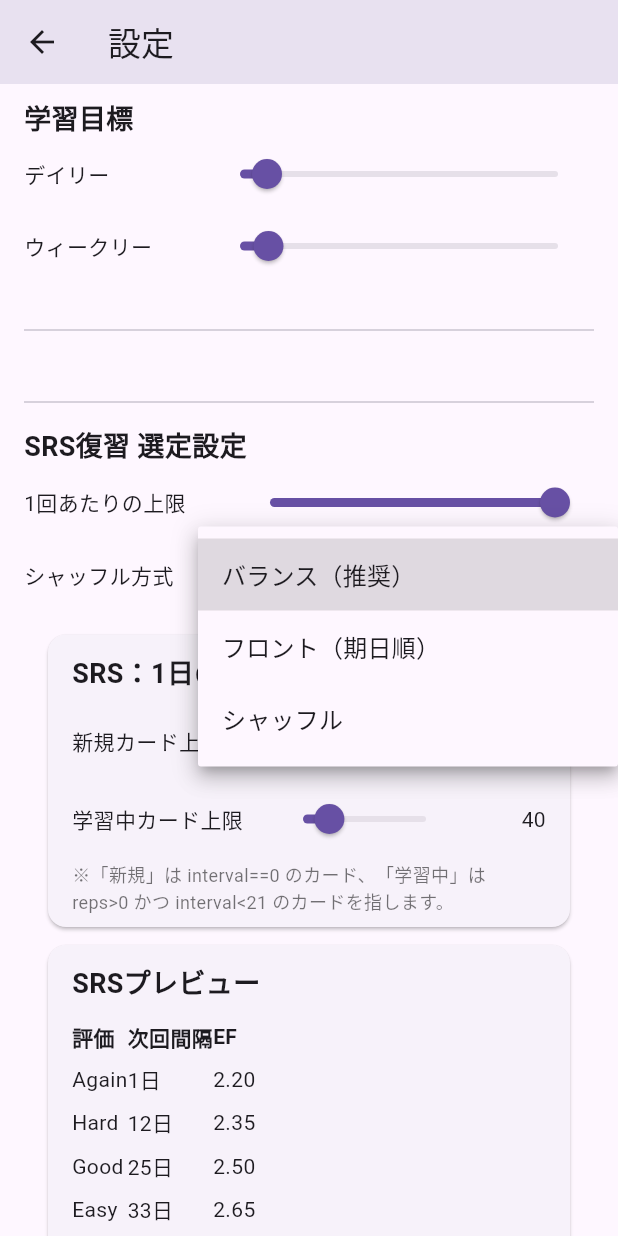
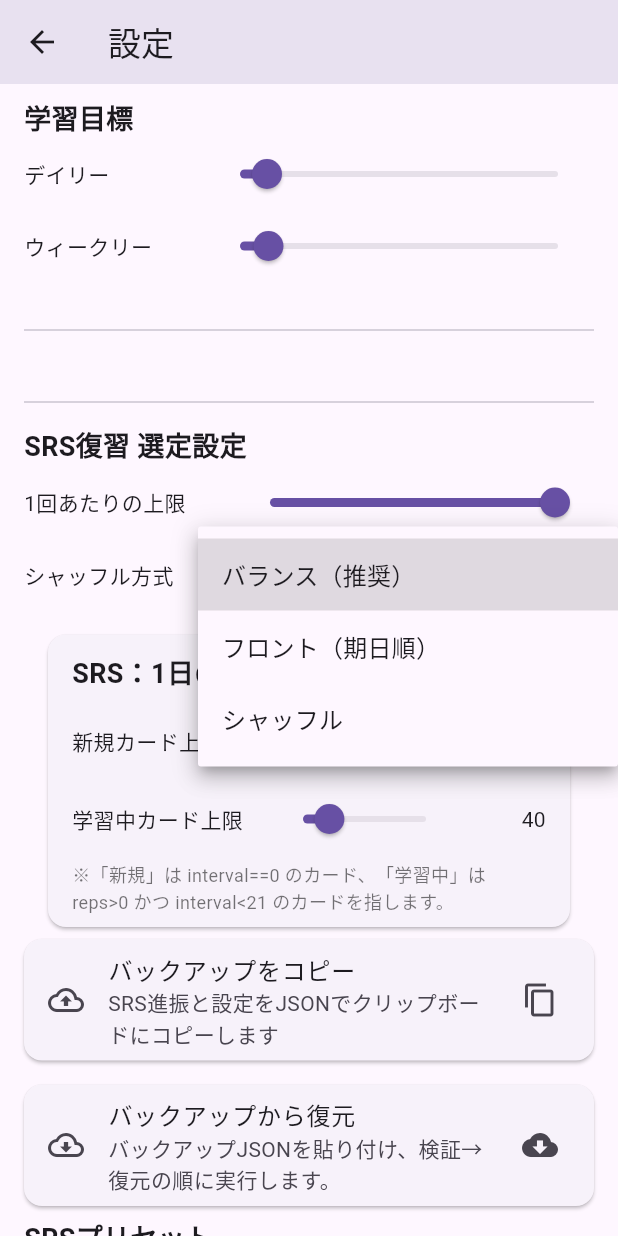
Before and after one commit to inami202rk-hub/my_kanji_app, a Flutter app: the SettingsPage screen opened directly, scrolled down 1152 dp, after a tap on "バランス（推奨）", on a phone screen of 412 x 824 dp. Run offline on Flutter 3.47's test engine with Material 3 defaults, Android fonts, the phone set to English and light mode, and no system bars; our stand-ins replace shared_preferences; missing offline and left inert: dart:html, dart:js_util; accounts and stored records are empty; network calls fail.

Commit message:
feat(settings/srs): debounced real-time SRS preview (simulatePreview + draft wiring)

```diff
--- a/lib/pages/settings_page.dart
+++ b/lib/pages/settings_page.dart
@@ -7,9 +7,10 @@ import '../services/restore_service.dart';
 import 'package:flutter/services.dart';
 import '../models/srs_config.dart';
 import '../services/srs_config_store.dart';
+import '../services/srs_service.dart';
 import '../widget/pwa_install_button.dart';
-import '../utils/srs_preview.dart';
 import '../widgets/srs_preview_card.dart';
+import '../utils/debounce.dart';
 
 class SettingsPage extends StatefulWidget {
   const SettingsPage({super.key});
@@ -43,6 +44,11 @@ class _SettingsPageState extends State<SettingsPage> {
   int _dailyGoal = 20;
   int _weeklyGoal = 100;
 
+  late final Debouncer _previewDebouncer = Debouncer(milliseconds: 400);
+  Duration _previewAgain = const Duration(minutes: 1);
+  Duration _previewGood = const Duration(minutes: 10);
+  Duration _previewEasy = const Duration(days: 1);
+
   String _srsPreset = 'standard'; // light | standard | heavy
 
   bool _loading = true;
@@ -54,15 +60,18 @@ class _SettingsPageState extends State<SettingsPage> {
     _load();
   }
 
-  Future<void> _saveSrsConfig() async {
-    final config = SrsConfig(
+  SrsConfig _currentSrsConfig() {
+    return SrsConfig(
       maxNew: _srsMaxNew.clamp(0, 500),
       maxLearn: _srsMaxLearn.clamp(0, 500),
       dailyCap: _srsDailyCap.clamp(0, 1000),
       prioritizeWrong: _prioritizeWrong,
       strategy: _srsStrategy,
     );
-    await _srsConfigStore.save(config);
+  }
+
+  Future<void> _saveSrsConfig() async {
+    await _srsConfigStore.save(_currentSrsConfig());
   }
 
   Future<void> _load() async {
@@ -113,9 +122,53 @@ class _SettingsPageState extends State<SettingsPage> {
 
         _loading = false;
       });
+      if (mounted) {
+        _schedulePreviewUpdate(immediate: true);
+      }
     } catch (_) {
-      setState(() => _loading = false);
+      if (!mounted) return;
+      setState(() {
+        _loading = false;
+        _previewAgain = const Duration(minutes: 1);
+        _previewGood = const Duration(minutes: 10);
+        _previewEasy = const Duration(days: 1);
+      });
     }
+  }
+
+  @override
+  void dispose() {
+    _previewDebouncer.dispose();
+    super.dispose();
+  }
+
+  void _schedulePreviewUpdate({bool immediate = false}) {
+    void run() {
+      try {
+        final result = SrsService.simulatePreview(
+          SrsPreviewDurationsInput(config: _currentSrsConfig()),
+        );
+        if (!mounted) return;
+        setState(() {
+          _previewAgain = result.again;
+          _previewGood = result.good;
+          _previewEasy = result.easy;
+        });
+      } catch (_) {
+        // Leave previous preview values untouched on failure
+      }
+    }
+
+    if (immediate) {
+      run();
+    } else {
+      _previewDebouncer.run(run);
+    }
+  }
+
+  void _updateAndPreview(VoidCallback mutate) {
+    setState(mutate);
+    _schedulePreviewUpdate();
   }
 
   Future<void> _copySrsBackup() async {
@@ -304,74 +357,6 @@ class _SettingsPageState extends State<SettingsPage> {
     controller.dispose();
   }
 
-  Widget _buildSrsPreview(List<PreviewRow> rows) {
-    return Column(
-      crossAxisAlignment: CrossAxisAlignment.start,
-      children: [
-        Table(
-          columnWidths: const {
-            0: IntrinsicColumnWidth(),
-            1: IntrinsicColumnWidth(),
-            2: IntrinsicColumnWidth(),
-          },
-          defaultVerticalAlignment: TableCellVerticalAlignment.middle,
-          children: [
-            const TableRow(
-              children: [
-                Padding(
-                  padding: EdgeInsets.symmetric(vertical: 4),
-                  child: Text(
-                    '評価',
-                    style: TextStyle(fontWeight: FontWeight.bold),
-                  ),
-                ),
-                Padding(
-                  padding: EdgeInsets.symmetric(vertical: 4),
-                  child: Text(
-                    '次回間隔',
-                    style: TextStyle(fontWeight: FontWeight.bold),
-                  ),
-                ),
-                Padding(
-                  padding: EdgeInsets.symmetric(vertical: 4),
-                  child: Text(
-                    'EF',
-                    style: TextStyle(fontWeight: FontWeight.bold),
-                  ),
-                ),
-              ],
-            ),
-            ...rows.map(
-              (row) => TableRow(
-                children: [
-                  Padding(
-                    padding: const EdgeInsets.symmetric(vertical: 4),
-                    child: Text(row.rating),
-                  ),
-                  Padding(
-                    padding: const EdgeInsets.symmetric(vertical: 4),
-                    child: Text('${row.interval}日'),
-                  ),
-                  Padding(
-                    padding: const EdgeInsets.symmetric(vertical: 4),
-                    child: Text(_formatEf(row.ef)),
-                  ),
-                ],
-              ),
-            ),
-          ],
-        ),
-        const SizedBox(height: 8),
-        const Text(
-          '前回間隔10日・EF2.5を基準に算出しています。',
-          style: TextStyle(fontSize: 12, color: Colors.black54),
-        ),
-      ],
-    );
-  }
-
-  String _formatEf(double value) => value.toStringAsFixed(2);
-
   Future<void> _save() async {
     if (_deck != null) await SettingsService.saveDeck(_deck!);
     await _saveSrsConfig();
@@ -402,25 +387,15 @@ class _SettingsPageState extends State<SettingsPage> {
 
   @override
   Widget build(BuildContext context) {
-    final currentConfig = SrsConfig(
-      maxNew: _srsMaxNew,
-      maxLearn: _srsMaxLearn,
-      dailyCap: _srsDailyCap,
-      prioritizeWrong: _prioritizeWrong,
-      strategy: _srsStrategy,
-    );
-    final previewRows = generatePreview(currentConfig);
-
     final body = _loading
         ? const Center(child: CircularProgressIndicator())
         : ListView(
             padding: const EdgeInsets.all(16),
             children: [
-
-              const SrsPreviewCard(
-                again: Duration(minutes: 1),
-                good: Duration(minutes: 10),
-                easy: Duration(days: 1),
+              SrsPreviewCard(
+                again: _previewAgain,
+                good: _previewGood,
+                easy: _previewEasy,
               ),
               const Text(
                 '設定',
@@ -672,7 +647,7 @@ class _SettingsPageState extends State<SettingsPage> {
                       divisions: 195,
                       label: '$_srsDailyCap 件',
                       onChanged: (v) =>
-                          setState(() => _srsDailyCap = v.toInt()),
+                          _updateAndPreview(() => _srsDailyCap = v.toInt()),
                       onChangeEnd: (_) => _saveSrsConfig(),
                     ),
                   ),
@@ -700,7 +675,7 @@ class _SettingsPageState extends State<SettingsPage> {
                       ],
                       onChanged: (v) {
                         if (v == null) return;
-                        setState(() => _srsStrategy = v);
+                        _updateAndPreview(() => _srsStrategy = v);
                         _saveSrsConfig();
                       },
                     ),
@@ -733,8 +708,9 @@ class _SettingsPageState extends State<SettingsPage> {
                               max: 100,
                               divisions: 100,
                               label: '$_srsMaxNew 件',
-                              onChanged: (v) =>
-                                  setState(() => _srsMaxNew = v.toInt()),
+                              onChanged: (v) => _updateAndPreview(
+                                () => _srsMaxNew = v.toInt(),
+                              ),
                               onChangeEnd: (_) => _saveSrsConfig(),
                             ),
                           ),
@@ -758,8 +734,9 @@ class _SettingsPageState extends State<SettingsPage> {
                               max: 200,
                               divisions: 200,
                               label: '$_srsMaxLearn 件',
-                              onChanged: (v) =>
-                                  setState(() => _srsMaxLearn = v.toInt()),
+                              onChanged: (v) => _updateAndPreview(
+                                () => _srsMaxLearn = v.toInt(),
+                              ),
                               onChangeEnd: (_) => _saveSrsConfig(),
                             ),
                           ),
@@ -782,27 +759,6 @@ class _SettingsPageState extends State<SettingsPage> {
                 ),
               ),
 
-              Card(
-                margin: const EdgeInsets.fromLTRB(16, 12, 16, 0),
-                child: Padding(
-                  padding: const EdgeInsets.fromLTRB(16, 12, 16, 16),
-                  child: Column(
-                    crossAxisAlignment: CrossAxisAlignment.start,
-                    children: [
-                      const SizedBox(key: Key('srsPreviewSection'), height: 0),
-                      const Text(
-                        'SRSプレビュー',
-                        style: TextStyle(
-                          fontSize: 18,
-                          fontWeight: FontWeight.bold,
-                        ),
-                      ),
-                      const SizedBox(height: 8),
-                      _buildSrsPreview(previewRows),
-                    ],
-                  ),
-                ),
-              ),
               Card(
                 margin: const EdgeInsets.symmetric(vertical: 8),
                 child: ListTile(
--- a/lib/services/srs_service.dart
+++ b/lib/services/srs_service.dart
@@ -43,6 +43,30 @@ double calcNextEf({required double currentEf, required String rating}) {
   if (next < minEf) return minEf;
   if (next > maxEf) return maxEf;
   return next;
+}
+
+class SrsPreviewDurationsInput {
+  final SrsConfig config;
+  final int previousIntervalDays;
+  final double easeFactor;
+
+  const SrsPreviewDurationsInput({
+    required this.config,
+    this.previousIntervalDays = 10,
+    this.easeFactor = SrsTuning.easeInit,
+  });
+}
+
+class SrsPreviewDurationsResult {
+  final Duration again;
+  final Duration good;
+  final Duration easy;
+
+  const SrsPreviewDurationsResult({
+    required this.again,
+    required this.good,
+    required this.easy,
+  });
 }
 
 class SrsState {
@@ -248,6 +272,58 @@ class SrsService {
     return _configStore.load();
   }
 
+  static SrsPreviewDurationsResult simulatePreview(
+    SrsPreviewDurationsInput input,
+  ) {
+    var baseIntervalDays = input.previousIntervalDays;
+    if (baseIntervalDays < 0) {
+      baseIntervalDays = 0;
+    } else if (baseIntervalDays > 365) {
+      baseIntervalDays = 365;
+    }
+    final ease = input.easeFactor.clamp(SrsTuning.easeMin, SrsTuning.easeMax);
+
+    final againDays = calcNextIntervalDays(
+      prevIntervalDays: baseIntervalDays,
+      rating: 'again',
+      ef: ease,
+    );
+    final goodDays = calcNextIntervalDays(
+      prevIntervalDays: baseIntervalDays,
+      rating: 'good',
+      ef: ease,
+    );
+    final easyDays = calcNextIntervalDays(
+      prevIntervalDays: baseIntervalDays,
+      rating: 'easy',
+      ef: ease,
+    );
+
+    Duration clampDays(int days) {
+      if (days <= 0) {
+        return const Duration(minutes: 1);
+      }
+      var safe = days;
+      if (safe > 365) {
+        safe = 365;
+      }
+      return Duration(days: safe);
+    }
+
+    Duration again = clampDays(againDays);
+    Duration good = clampDays(goodDays);
+    Duration easy = clampDays(easyDays);
+
+    if (good < again) {
+      good = again;
+    }
+    if (easy < good) {
+      easy = good;
+    }
+
+    return SrsPreviewDurationsResult(again: again, good: good, easy: easy);
+  }
+
   static SrsPreviewResult simulate(SrsPreviewInput input) {
     final delegate = _simulateOverride ?? _simulateInternal;
     return delegate(input);
@@ -361,9 +437,10 @@ class SrsService {
       strategy: input.config.strategy,
     );
 
-    final ease = input.ease.isFinite
-        ? input.ease.clamp(SrsTuning.easeMin, SrsTuning.easeMax) as double
+    final clampedEase = input.ease.isFinite
+        ? input.ease.clamp(SrsTuning.easeMin, SrsTuning.easeMax)
         : SrsTuning.easeInit;
+    final ease = (clampedEase as num).toDouble();
     final baseIntervalDays = input.interval.isNegative
         ? 0
         : input.interval.inDays;
```
